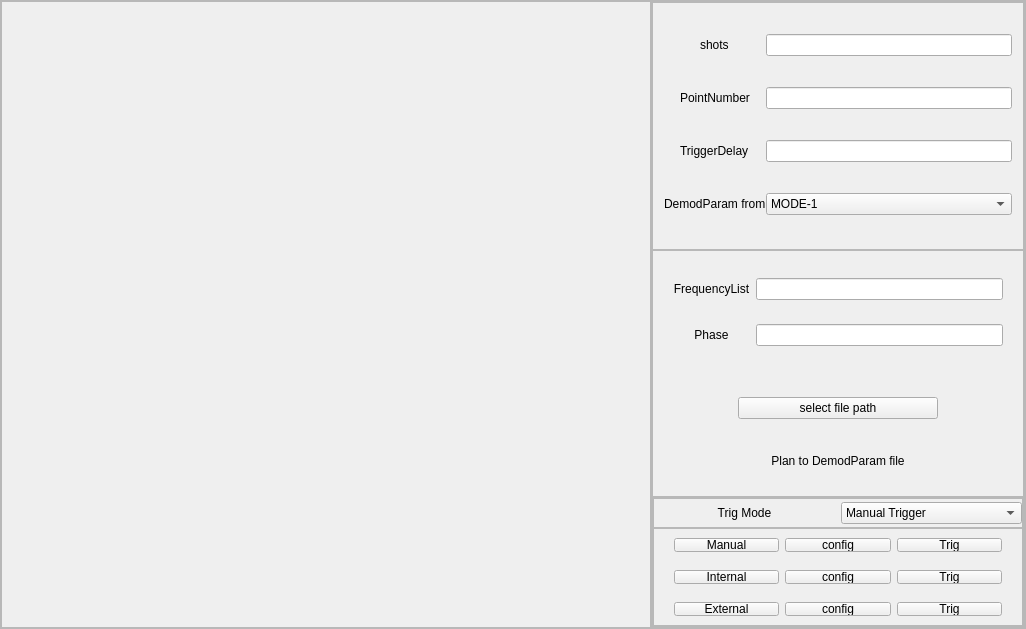
The window that MCIUI/tab_probe/probe_page.ui (sunningxiao/RFSdemo) describes before a commit, drawn with Qt 5.
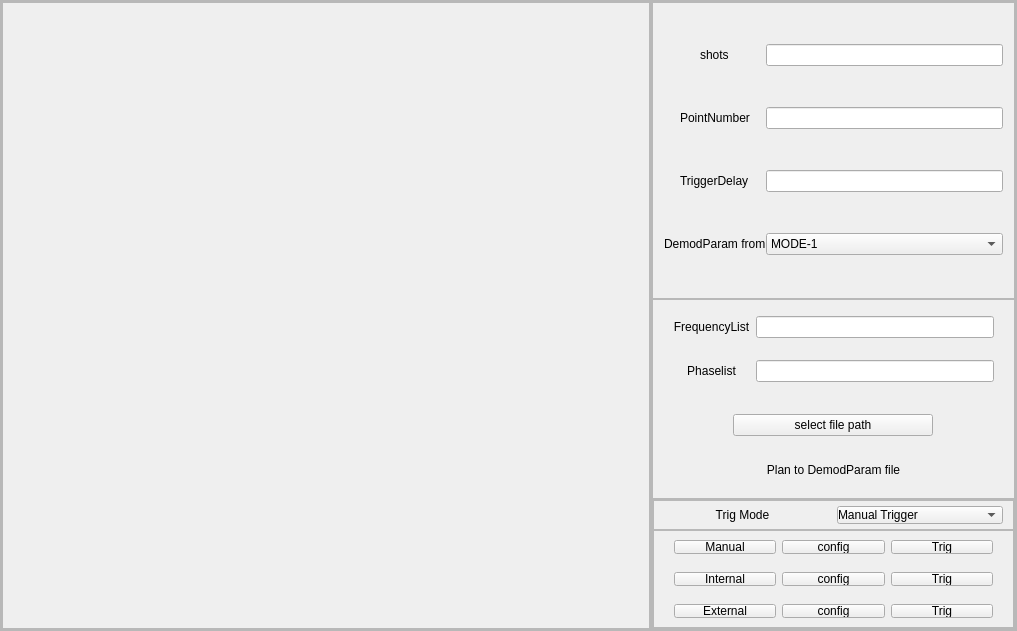
The same window after the commit.

Commit message: 增加probe功能，修改主页面

```diff
--- a/MCIUI/tab_probe/probe_page.ui
+++ b/MCIUI/tab_probe/probe_page.ui
@@ -6,8 +6,8 @@
    <rect>
     <x>0</x>
     <y>0</y>
-    <width>1026</width>
-    <height>629</height>
+    <width>1017</width>
+    <height>631</height>
    </rect>
   </property>
   <property name="windowTitle">
@@ -79,7 +79,7 @@
         <property name="frameShadow">
          <enum>QFrame::Raised</enum>
         </property>
-        <layout class="QGridLayout" name="gridLayout_4">
+        <layout class="QGridLayout" name="gridLayout_3">
          <property name="leftMargin">
           <number>0</number>
          </property>
@@ -95,60 +95,47 @@
          <property name="spacing">
           <number>0</number>
          </property>
-         <item row="2" column="2">
-          <widget class="QWidget" name="page10" native="true"/>
-         </item>
-         <item row="0" column="1">
-          <widget class="QWidget" name="page1" native="true">
-           <property name="minimumSize">
-            <size>
-             <width>120</width>
-             <height>0</height>
-            </size>
-           </property>
-          </widget>
-         </item>
-         <item row="0" column="2">
-          <widget class="QWidget" name="page2" native="true">
-           <property name="minimumSize">
-            <size>
-             <width>120</width>
-             <height>0</height>
-            </size>
-           </property>
-          </widget>
-         </item>
-         <item row="2" column="1">
-          <widget class="QWidget" name="page9" native="true"/>
-         </item>
          <item row="0" column="0">
-          <widget class="QWidget" name="page0" native="true">
-           <property name="minimumSize">
-            <size>
-             <width>120</width>
-             <height>0</height>
-            </size>
+          <widget class="QScrollArea" name="scrollArea">
+           <property name="widgetResizable">
+            <bool>true</bool>
            </property>
+           <widget class="QWidget" name="scrollAreaWidgetContents">
+            <property name="geometry">
+             <rect>
+              <x>0</x>
+              <y>0</y>
+              <width>646</width>
+              <height>625</height>
+             </rect>
+            </property>
+            <layout class="QGridLayout" name="gridLayout_6">
+             <property name="leftMargin">
+              <number>0</number>
+             </property>
+             <property name="topMargin">
+              <number>0</number>
+             </property>
+             <property name="rightMargin">
+              <number>0</number>
+             </property>
+             <property name="bottomMargin">
+              <number>0</number>
+             </property>
+             <property name="spacing">
+              <number>0</number>
+             </property>
+             <item row="0" column="0">
+              <layout class="QGridLayout" name="gridLayout_4">
+               <property name="spacing">
+                <number>0</number>
+               </property>
+              </layout>
+             </item>
+            </layout>
+           </widget>
           </widget>
          </item>
-         <item row="1" column="0">
-          <widget class="QWidget" name="page2_2" native="true"/>
-         </item>
-         <item row="1" column="1">
-          <widget class="QWidget" name="page6" native="true"/>
-         </item>
-         <item row="1" column="3">
-          <widget class="QWidget" name="page7" native="true"/>
-         </item>
-         <item row="2" column="3">
-          <widget class="QWidget" name="page11" native="true"/>
-         </item>
-         <item row="2" column="0">
-          <widget class="QWidget" name="page8" native="true"/>
-         </item>
-         <item row="1" column="2">
-          <widget class="QWidget" name="page6_2" native="true"/>
-         </item>
         </layout>
        </widget>
       </item>
@@ -270,6 +257,12 @@
          </item>
          <item>
           <widget class="QFrame" name="frame_43">
+           <property name="maximumSize">
+            <size>
+             <width>16777215</width>
+             <height>200</height>
+            </size>
+           </property>
            <property name="frameShape">
             <enum>QFrame::StyledPanel</enum>
            </property>
@@ -295,6 +288,12 @@
             <item>
              <widget class="QWidget" name="widget_2" native="true">
               <layout class="QGridLayout" name="gridLayout">
+               <property name="topMargin">
+                <number>0</number>
+               </property>
+               <property name="bottomMargin">
+                <number>0</number>
+               </property>
                <item row="0" column="0">
                 <widget class="QLabel" name="label_6">
                  <property name="text">
@@ -311,7 +310,7 @@
                <item row="1" column="0">
                 <widget class="QLabel" name="label_7">
                  <property name="text">
-                  <string>Phase</string>
+                  <string>Phaselist</string>
                  </property>
                  <property name="alignment">
                   <set>Qt::AlignCenter</set>
@@ -467,6 +466,9 @@
                    <height>0</height>
                   </size>
                  </property>
+                 <property name="styleSheet">
+                  <string notr="true">margin-right:10px;</string>
+                 </property>
                  <item>
                   <property name="text">
                    <string>Manual Trigger</string>
```
Left out of the diff: 23 changed lines with no effect on the pictures. The commit also changes 7 other files.
